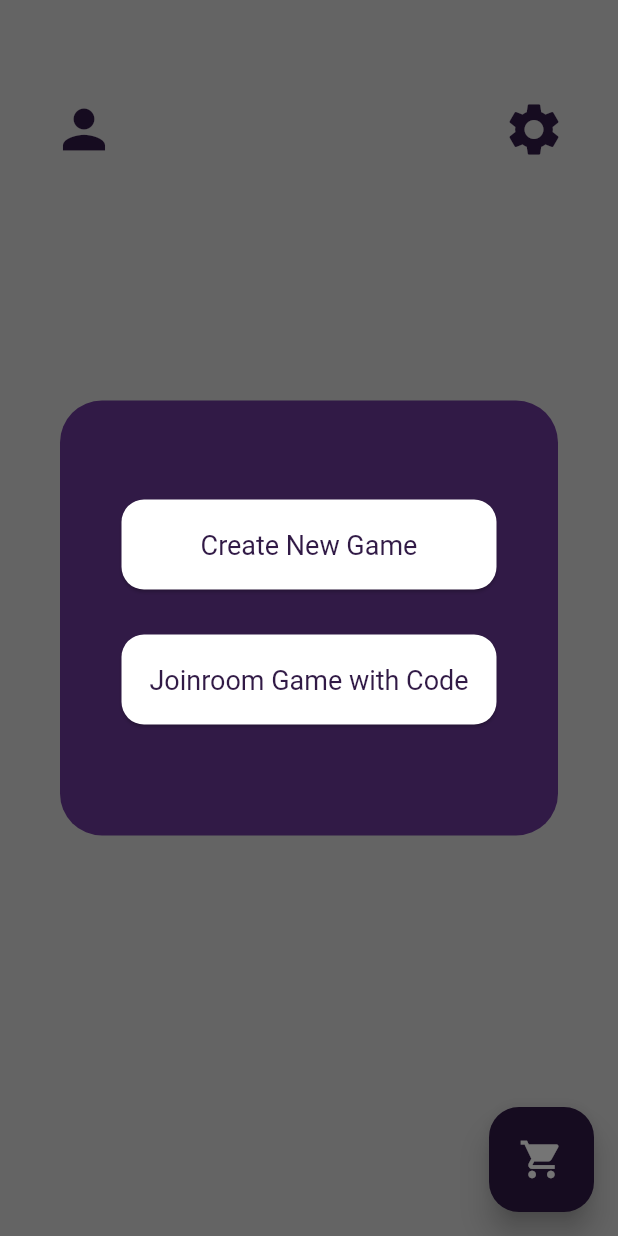
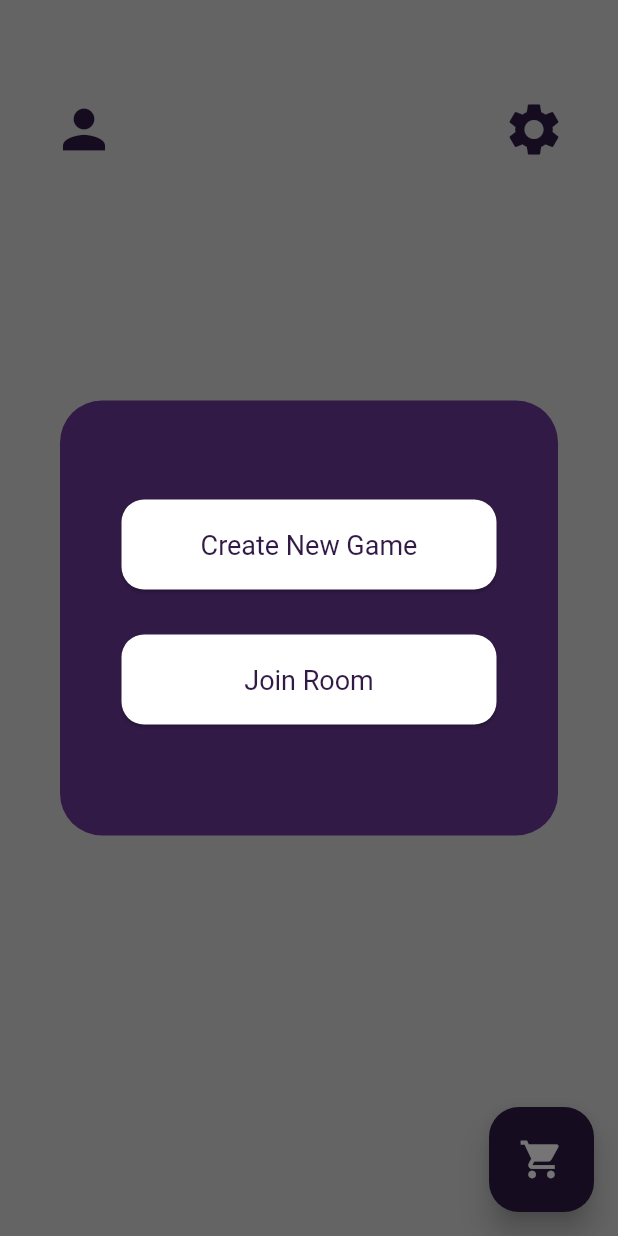
Before and after one commit to EnhanceTeam/Hunt-The-Mafia-DEPD, a Flutter app: the screen it shows after launch, after a tap on the "play arrow" icon, on a phone screen of 412 x 824 dp. Run offline on Flutter 3.47's test engine with Material 2 defaults, Android fonts, the phone set to English and light mode, and no system bars; drawn by our look-alikes of dynamic_color; our stand-ins replace basic_utils, cloud_firestore, firebase_auth, firebase_core, flutter_svg, fluttertoast and 2 more; accounts and stored records are empty; Roboto replaces fonts that are missing (Poppins).

Commit message:
Fix spelling

```diff
--- a/hunt_the_mafia/lib/views/widgets/dialog_game.dart
+++ b/hunt_the_mafia/lib/views/widgets/dialog_game.dart
@@ -443,7 +443,7 @@ class GameDialog {
                     );
                   }),
                   child: const Text(
-                    'Joinroom Game with Code',
+                    'Join Room',
                     style: TextStyle(color: Color(0xFF311A46)),
                   ),
                 ),
```
